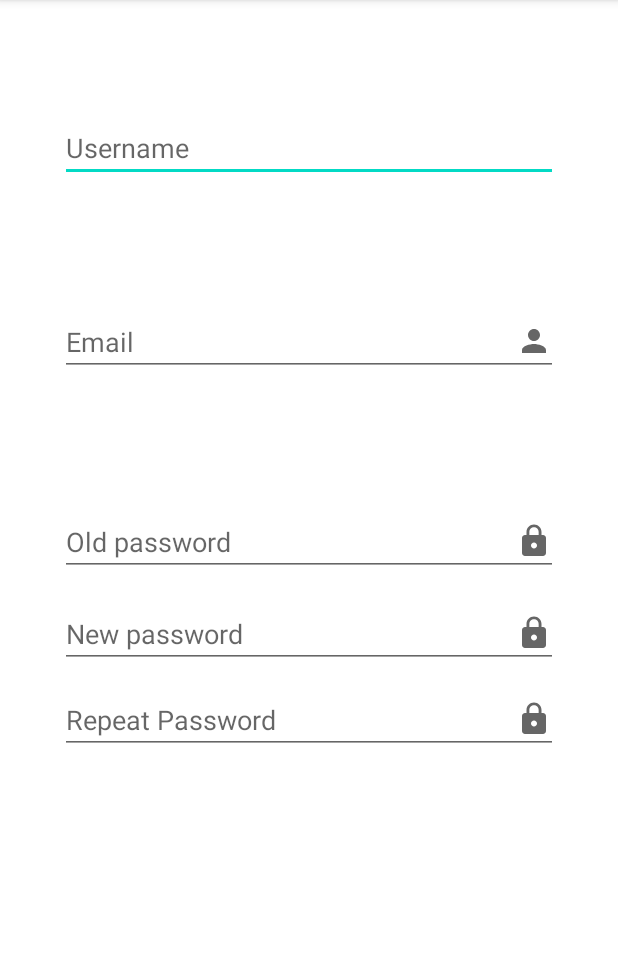
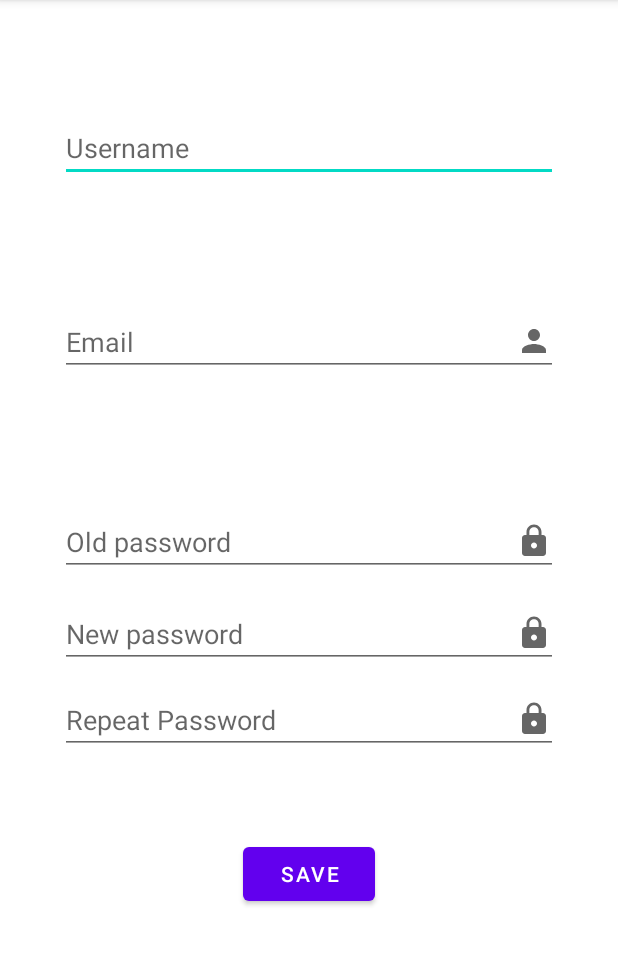
Before and after one commit to svwet/wichtelapp, an Android app: the fragment UsersettingFragment shown on its own in the app's theme, on a phone screen of 412 x 824 dp, the part 84-1049 px from its top. Run offline under Robolectric (Android 15) with nearby library versions, the phone set to English and light mode, and no system bars; our stand-ins replace Firebase (no records; nobody signed in at launch, a user with empty details on screens opened directly).

Commit message:
Implement dialog message. Implement password change on UsersettingFragment

```diff
--- a/app/src/main/java/ch/appbrew/wichtelapp/ResetActivity.java
+++ b/app/src/main/java/ch/appbrew/wichtelapp/ResetActivity.java
@@ -33,11 +33,9 @@ public class ResetActivity extends AppCompatActivity {
     protected void onCreate(Bundle savedInstanceState) {
         super.onCreate(savedInstanceState);
         setContentView(R.layout.activity_reset);
-
         final EditText editTextEmail = findViewById(R.id.username);
         final Button resetButton = findViewById(R.id.reset);
         final com.google.android.material.floatingactionbutton.FloatingActionButton goBackButton = findViewById(R.id.resetGoBack);
-
         resetButton.setOnClickListener(new View.OnClickListener() {
             @Override
             public void onClick(View v) {
@@ -46,18 +44,14 @@ public class ResetActivity extends AppCompatActivity {
                             @Override
                             public void onComplete(@NonNull Task<Void> task) {
                                 if (task.isSuccessful()) {
-                                    Log.d("Test", "Email sent.");
                                     Intent i = new Intent(v.getContext(), ResetSuccessActivity.class);
                                     startActivity(i);
                                     ResetActivity.this.finish();
-                                } else {
-                                    Log.d("Test", "Something went wrong!");
                                 }
                             }
                         });
             }
         });
-
         goBackButton.setOnClickListener(new View.OnClickListener() {
             @Override
             public void onClick(View v) {
--- a/app/src/main/java/ch/appbrew/wichtelapp/ResetSuccessActivity.java
+++ b/app/src/main/java/ch/appbrew/wichtelapp/ResetSuccessActivity.java
@@ -18,11 +18,9 @@ public class ResetSuccessActivity extends AppCompatActivity {
     protected void onCreate(Bundle savedInstanceState) {
         super.onCreate(savedInstanceState);
         setContentView(R.layout.activity_reset_sucess);
-
         final TextView successMessage = findViewById(R.id.resetSuccessText);
         final com.google.android.material.floatingactionbutton.FloatingActionButton goBackButton = findViewById(R.id.resetSuccessGoBack);
         successMessage.setText("Es wurde ein Link mit weiteren Anweisungen per E-Mail gesendet.");
-
         goBackButton.setOnClickListener(new View.OnClickListener() {
             @Override
             public void onClick(View v) {
--- a/app/src/main/java/ch/appbrew/wichtelapp/SignupActivity.java
+++ b/app/src/main/java/ch/appbrew/wichtelapp/SignupActivity.java
@@ -62,8 +62,6 @@ public class SignupActivity extends AppCompatActivity {
                 final String password = editTextPassword.getText().toString();
                 final String repeatPassword = editTextRepeatPassword.getText().toString();
                 final String name = editTextName.getText().toString();
-                //checkDataEntered(email, password, repeatPassword, name);
-
                 if (TextUtils.isEmpty(name)) {
                     editTextName.setError("Enter name!");
                     return;
--- a/app/src/main/res/layout/fragment_benutzereinstellung.xml
+++ b/app/src/main/res/layout/fragment_benutzereinstellung.xml
@@ -97,4 +97,14 @@
         app:layout_constraintHorizontal_bias="1.0"
         app:layout_constraintStart_toStartOf="parent"
         app:layout_constraintTop_toBottomOf="@+id/newpassword" />
+
+    <Button
+        android:id="@+id/saveButton"
+        android:layout_width="wrap_content"
+        android:layout_height="wrap_content"
+        android:layout_marginTop="56dp"
+        android:text="Save"
+        app:layout_constraintEnd_toEndOf="parent"
+        app:layout_constraintStart_toStartOf="parent"
+        app:layout_constraintTop_toBottomOf="@+id/repeatpassword" />
 </androidx.constraintlayout.widget.ConstraintLayout>
```
Also changed, not shown: app/src/main/java/ch/appbrew/wichtelapp/LoginActivity.java (+0 -12 lines), app/src/main/java/ch/appbrew/wichtelapp/UsersettingFragment.java (+77 -24 lines), app/src/main/java/ch/appbrew/wichtelapp/utils/DialogUtil.java (added, +46 -0 lines).
